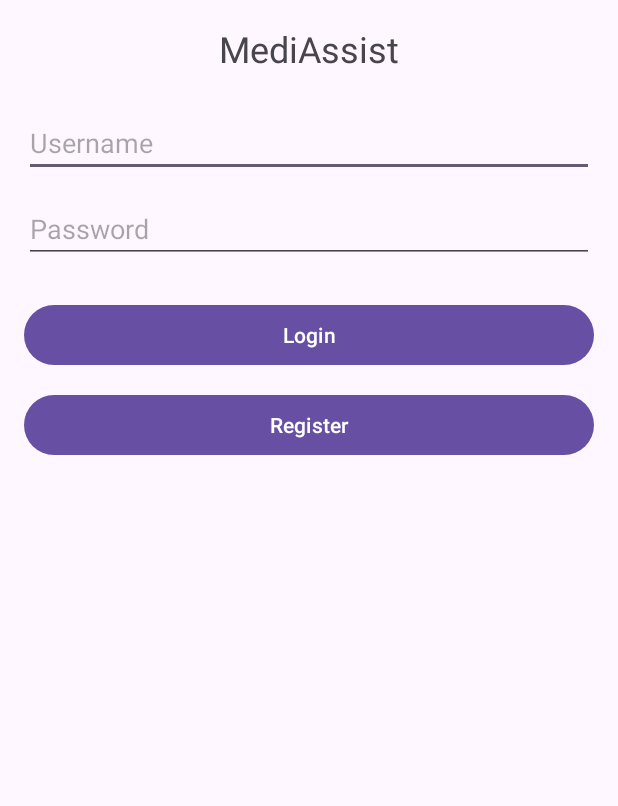
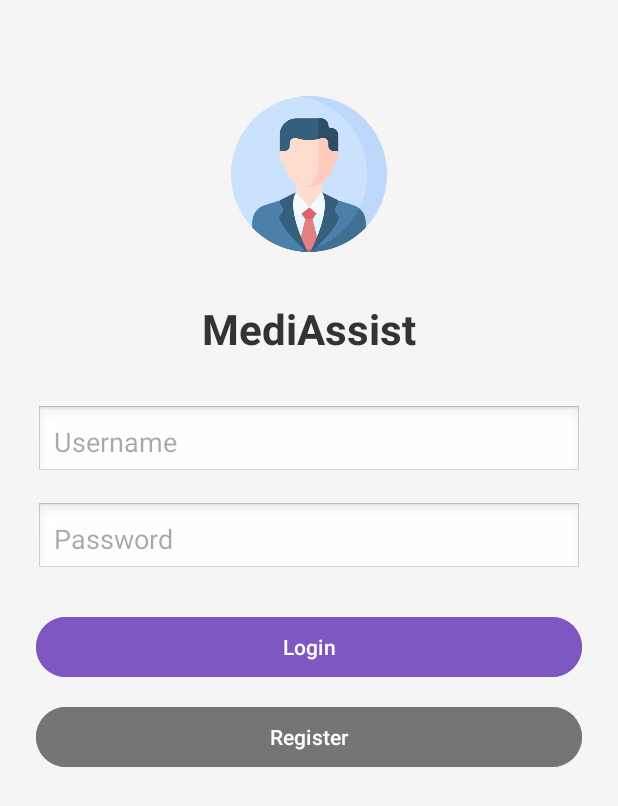
Before and after one commit to OmarBouat/MediAssist, an Android app: the screen it shows after launch (LoginActivity), on a phone screen of 412 x 824 dp. Shown: the top 806 px of the screen. Run offline under Robolectric (Android 15) with nearby library versions, the phone set to English and light mode, and no system bars.

Commit message:
Login and background changed (UI)

```diff
--- a/app/src/main/res/layout/activity_add_appointment.xml
+++ b/app/src/main/res/layout/activity_add_appointment.xml
@@ -2,7 +2,8 @@
 <ScrollView xmlns:android="http://schemas.android.com/apk/res/android"
     android:layout_width="match_parent"
     android:layout_height="match_parent"
-    android:padding="16dp">
+    android:padding="16dp"
+    android:background="#F5F5F5">
 
     <LinearLayout
         android:layout_width="match_parent"
--- a/app/src/main/res/layout/activity_add_emergency_contact.xml
+++ b/app/src/main/res/layout/activity_add_emergency_contact.xml
@@ -2,7 +2,8 @@
 <ScrollView xmlns:android="http://schemas.android.com/apk/res/android"
     android:layout_width="match_parent"
     android:layout_height="match_parent"
-    android:padding="16dp">
+    android:padding="16dp"
+    android:background="#F5F5F5">
     <LinearLayout
         android:layout_width="match_parent"
         android:layout_height="wrap_content"
--- a/app/src/main/res/layout/activity_add_medication.xml
+++ b/app/src/main/res/layout/activity_add_medication.xml
@@ -3,7 +3,8 @@
     xmlns:android="http://schemas.android.com/apk/res/android"
     android:layout_width="match_parent"
     android:layout_height="match_parent"
-    android:padding="16dp">
+    android:padding="16dp"
+    android:background="#F5F5F5">
 
     <LinearLayout
         android:layout_width="match_parent"
--- a/app/src/main/res/layout/activity_add_prescription.xml
+++ b/app/src/main/res/layout/activity_add_prescription.xml
@@ -2,7 +2,8 @@
 <ScrollView xmlns:android="http://schemas.android.com/apk/res/android"
     android:layout_width="match_parent"
     android:layout_height="match_parent"
-    android:padding="16dp">
+    android:padding="16dp"
+    android:background="#F5F5F5">
 
     <LinearLayout
         android:layout_width="match_parent"
--- a/app/src/main/res/layout/activity_appointments.xml
+++ b/app/src/main/res/layout/activity_appointments.xml
@@ -2,7 +2,8 @@
 <androidx.coordinatorlayout.widget.CoordinatorLayout xmlns:android="http://schemas.android.com/apk/res/android"
     xmlns:app="http://schemas.android.com/apk/res-auto"
     android:layout_width="match_parent"
-    android:layout_height="match_parent">
+    android:layout_height="match_parent"
+    android:background="#F5F5F5">
 
     <com.google.android.material.appbar.MaterialToolbar
         android:id="@+id/toolbar_appointments"
--- a/app/src/main/res/layout/activity_emergency_contacts.xml
+++ b/app/src/main/res/layout/activity_emergency_contacts.xml
@@ -2,7 +2,8 @@
 <androidx.coordinatorlayout.widget.CoordinatorLayout xmlns:android="http://schemas.android.com/apk/res/android"
     xmlns:app="http://schemas.android.com/apk/res-auto"
     android:layout_width="match_parent"
-    android:layout_height="match_parent">
+    android:layout_height="match_parent"
+    android:background="#F5F5F5">
 
     <com.google.android.material.appbar.MaterialToolbar
         android:id="@+id/toolbar_contacts"
--- a/app/src/main/res/layout/activity_login.xml
+++ b/app/src/main/res/layout/activity_login.xml
@@ -2,7 +2,9 @@
 <ScrollView xmlns:android="http://schemas.android.com/apk/res/android"
     android:layout_width="match_parent"
     android:layout_height="match_parent"
-    android:padding="16dp">
+    android:fillViewport="true"
+    android:background="#F5F5F5"
+    android:padding="24dp">
 
     <LinearLayout
         android:layout_width="match_parent"
@@ -10,42 +12,70 @@
         android:orientation="vertical"
         android:gravity="center_horizontal">
 
+        <!-- Profile Icon -->
+        <ImageView
+            android:id="@+id/ivProfile"
+            android:layout_width="120dp"
+            android:layout_height="120dp"
+            android:src="@drawable/profile"
+            android:layout_marginTop="32dp"
+            android:layout_marginBottom="24dp"
+            android:contentDescription="Profile Icon"
+            android:scaleType="centerCrop"
+            android:padding="8dp"
+            android:elevation="4dp" />
+
+        <!-- Title -->
         <TextView
             android:id="@+id/tvTitle"
             android:layout_width="wrap_content"
             android:layout_height="wrap_content"
             android:text="MediAssist"
-            android:textSize="24sp"
-            android:layout_marginBottom="24dp" />
+            android:textSize="28sp"
+            android:textStyle="bold"
+            android:textColor="#333333"
+            android:layout_marginBottom="32dp" />
 
+        <!-- Username -->
         <EditText
             android:id="@+id/etUsername"
             android:layout_width="match_parent"
             android:layout_height="wrap_content"
             android:hint="Username"
             android:inputType="textPersonName"
-            android:layout_marginBottom="12dp" />
+            android:background="@android:drawable/edit_text"
+            android:padding="12dp"
+            android:layout_marginBottom="16dp" />
 
+        <!-- Password -->
         <EditText
             android:id="@+id/etPassword"
             android:layout_width="match_parent"
             android:layout_height="wrap_content"
             android:hint="Password"
             android:inputType="textPassword"
+            android:background="@android:drawable/edit_text"
+            android:padding="12dp"
             android:layout_marginBottom="24dp" />
 
+        <!-- Login Button -->
         <Button
             android:id="@+id/btnLogin"
             android:layout_width="match_parent"
             android:layout_height="wrap_content"
             android:text="Login"
-            android:layout_marginBottom="12dp" />
+            android:layout_marginBottom="12dp"
+            android:backgroundTint="#7E57C2"
+            android:textColor="#FFFFFF" />
 
+        <!-- Register Button -->
         <Button
             android:id="@+id/btnRegister"
             android:layout_width="match_parent"
             android:layout_height="wrap_content"
-            android:text="Register" />
+            android:text="Register"
+            android:backgroundTint="#757575"
+            android:textColor="#FFFFFF" />
 
     </LinearLayout>
 </ScrollView>
--- a/app/src/main/res/layout/activity_main.xml
+++ b/app/src/main/res/layout/activity_main.xml
@@ -1,7 +1,8 @@
 <?xml version="1.0" encoding="utf-8"?>
 <RelativeLayout xmlns:android="http://schemas.android.com/apk/res/android"
     android:layout_width="match_parent"
-    android:layout_height="match_parent">
+    android:layout_height="match_parent"
+    android:background="#F5F5F5">
 
     <!-- Add your content here -->
     <TextView
--- a/app/src/main/res/layout/activity_medications.xml
+++ b/app/src/main/res/layout/activity_medications.xml
@@ -3,7 +3,8 @@
     xmlns:android="http://schemas.android.com/apk/res/android"
     xmlns:app="http://schemas.android.com/apk/res-auto"
     android:layout_width="match_parent"
-    android:layout_height="match_parent">
+    android:layout_height="match_parent"
+    android:background="#F5F5F5">
 
     <com.google.android.material.appbar.MaterialToolbar
         android:id="@+id/toolbar_medications"
--- a/app/src/main/res/layout/activity_prescriptions.xml
+++ b/app/src/main/res/layout/activity_prescriptions.xml
@@ -2,7 +2,8 @@
 <androidx.coordinatorlayout.widget.CoordinatorLayout xmlns:android="http://schemas.android.com/apk/res/android"
     xmlns:app="http://schemas.android.com/apk/res-auto"
     android:layout_width="match_parent"
-    android:layout_height="match_parent">
+    android:layout_height="match_parent"
+    android:background="#F5F5F5">
 
     <com.google.android.material.appbar.MaterialToolbar
         android:id="@+id/toolbar_prescriptions"
--- a/app/src/main/res/layout/activity_profile.xml
+++ b/app/src/main/res/layout/activity_profile.xml
@@ -2,7 +2,8 @@
 <ScrollView xmlns:android="http://schemas.android.com/apk/res/android"
     android:layout_width="match_parent"
     android:layout_height="match_parent"
-    android:padding="16dp">
+    android:padding="16dp"
+    android:background="#F5F5F5">
 
     <LinearLayout
         android:orientation="vertical"
--- a/app/src/main/res/layout/activity_schedule.xml
+++ b/app/src/main/res/layout/activity_schedule.xml
@@ -3,7 +3,8 @@
     xmlns:android="http://schemas.android.com/apk/res/android"
     android:orientation="vertical"
     android:layout_width="match_parent"
-    android:layout_height="match_parent">
+    android:layout_height="match_parent"
+    android:background="#F5F5F5">
 
     <com.google.android.material.appbar.MaterialToolbar
         android:id="@+id/toolbar_schedule"
--- a/app/src/main/res/layout/activity_settings.xml
+++ b/app/src/main/res/layout/activity_settings.xml
@@ -2,7 +2,8 @@
 <ScrollView xmlns:android="http://schemas.android.com/apk/res/android"
     android:layout_width="match_parent"
     android:layout_height="match_parent"
-    android:padding="16dp">
+    android:padding="16dp"
+    android:background="#F5F5F5">
 
     <LinearLayout
         android:orientation="vertical"
--- a/app/src/main/res/layout/activity_welcome_setup.xml
+++ b/app/src/main/res/layout/activity_welcome_setup.xml
@@ -5,7 +5,8 @@
     android:id="@+id/main"
     android:layout_width="match_parent"
     android:layout_height="match_parent"
-    tools:context=".WelcomeSetupActivity">
+    tools:context=".WelcomeSetupActivity"
+    android:background="#F5F5F5">
 
     <TextView
         android:id="@+id/textView"
```
Also changed, not shown: app/src/main/res/layout/activity_home.xml (+5 -2 lines).
